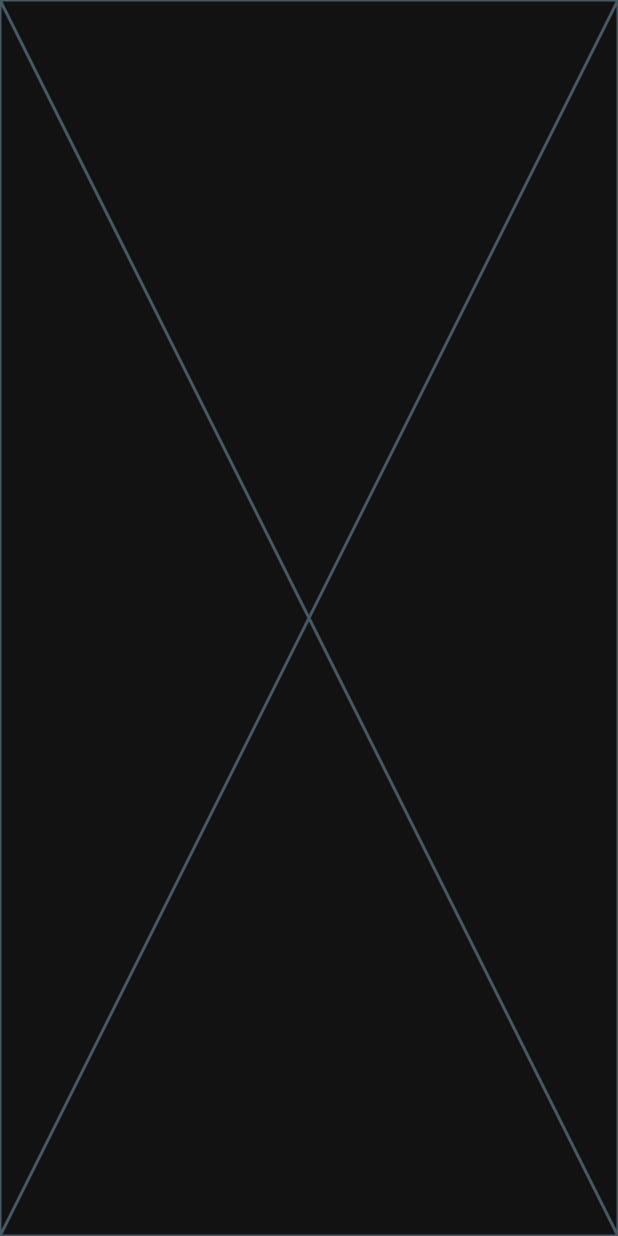
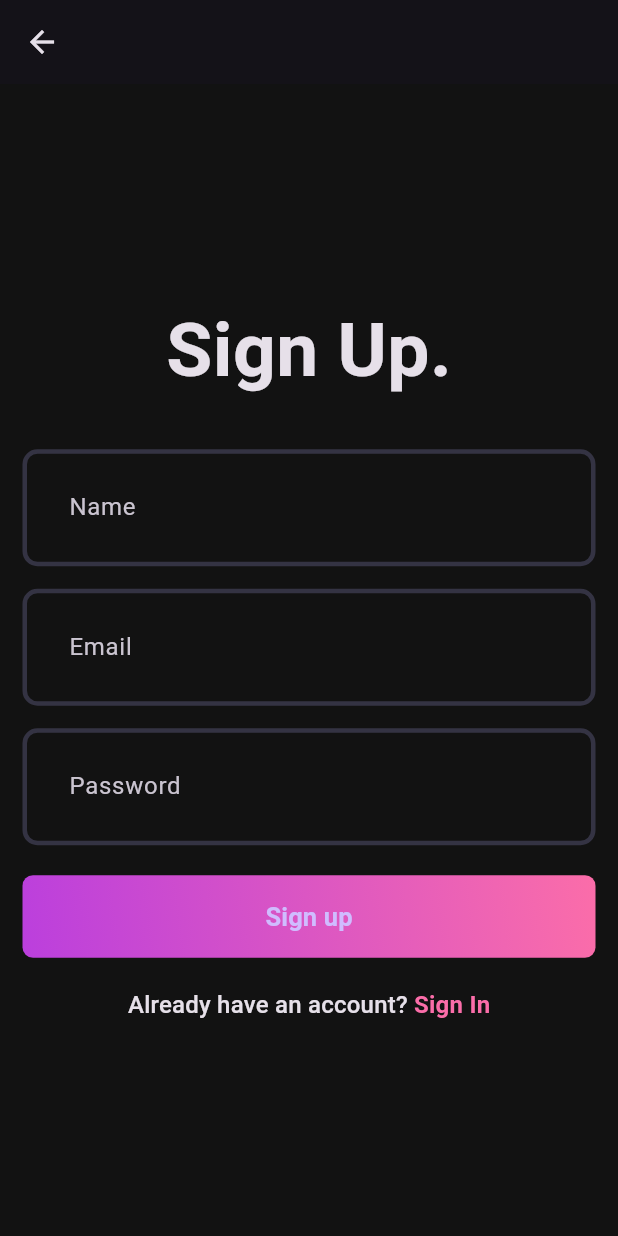
Before and after one commit to code-2-pro/Music_App, a Flutter app: the SignupPage screen opened directly, on a phone screen of 412 x 824 dp. Run offline on Flutter 3.47's test engine with Material 3 defaults, Android fonts, the light colour scheme and no system bars.

```diff
--- a/client/lib/features/auth/view/pages/signup_page.dart
+++ b/client/lib/features/auth/view/pages/signup_page.dart
@@ -1,3 +1,7 @@
+import 'package:client/core/theme/app_pallete.dart';
+import 'package:client/features/auth/view/pages/login_page.dart';
+import 'package:client/features/auth/view/widgets/auth_gradient_button.dart';
+import 'package:client/features/auth/view/widgets/custom_field.dart';
 import 'package:flutter/material.dart';
 
 class SignupPage extends StatefulWidget {
@@ -23,6 +27,65 @@ class _SignupPageState extends State<SignupPage> {
 
   @override
   Widget build(BuildContext context) {
-    return const Placeholder();
+    return Scaffold(
+      appBar: AppBar(),
+      body: Padding(
+        padding: const EdgeInsets.all(15.0),
+        child: Form(
+          key: formKey,
+          child: Column(
+            mainAxisAlignment: MainAxisAlignment.center,
+            children: [
+              const Text(
+                'Sign Up.',
+                style: TextStyle(fontSize: 50, fontWeight: FontWeight.bold),
+              ),
+              const SizedBox(height: 30),
+              CustomField(hintText: 'Name', controller: nameController),
+              const SizedBox(height: 15),
+              CustomField(hintText: 'Email', controller: emailController),
+              const SizedBox(height: 15),
+              CustomField(
+                hintText: 'Password',
+                controller: passwordController,
+                isObscureText: true,
+              ),
+              const SizedBox(height: 20),
+              AuthGradientButton(
+                buttonText: 'Sign up',
+                onTap: () async {
+                  if (formKey.currentState!.validate()) {
+                  } else {}
+                },
+              ),
+              const SizedBox(height: 20),
+              GestureDetector(
+                onTap: () {
+                  Navigator.push(
+                    context,
+                    MaterialPageRoute(builder: (context) => const LoginPage()),
+                  );
+                },
+                child: RichText(
+                  text: TextSpan(
+                    text: 'Already have an account? ',
+                    style: Theme.of(context).textTheme.titleMedium,
+                    children: const [
+                      TextSpan(
+                        text: 'Sign In',
+                        style: TextStyle(
+                          color: Pallete.gradient2,
+                          fontWeight: FontWeight.bold,
+                        ),
+                      ),
+                    ],
+                  ),
+                ),
+              ),
+            ],
+          ),
+        ),
+      ),
+    );
   }
 }
--- a/client/lib/main.dart
+++ b/client/lib/main.dart
@@ -13,7 +13,8 @@ class MyApp extends StatelessWidget {
   @override
   Widget build(BuildContext context) {
     return MaterialApp(
-      title: 'Flutter Demo',
+      debugShowCheckedModeBanner: false,
+      title: 'Music App',
       theme: AppTheme.darkThemeMode,
       home: const LoginPage(),
     );
```
Also changed, not shown: 8 other files.
